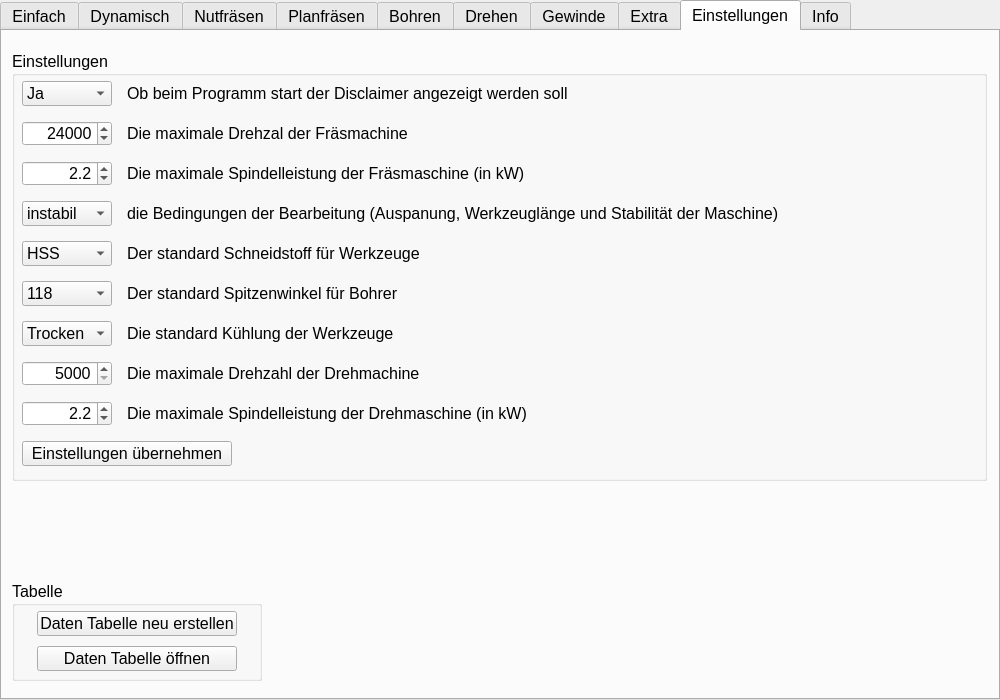
Old version of the form mainwindow.ui in the repository EinRainerZufall/SpaeneRechner.
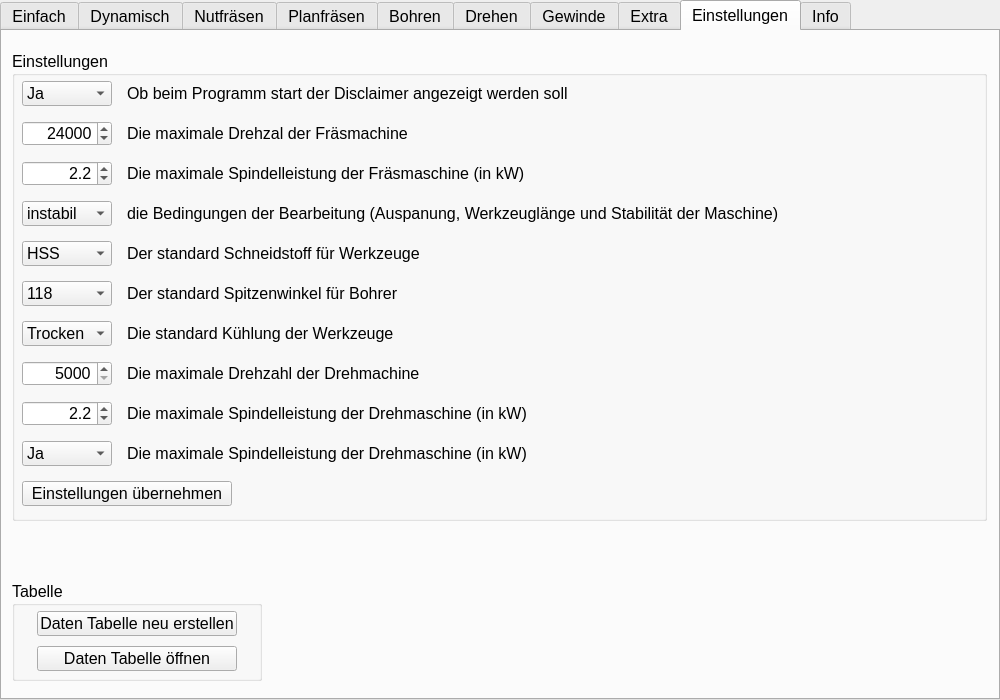
New version of the form. The open tabs and pages were chosen to show the change. Icons and pictures are not drawn.

```diff
--- a/mainwindow.ui
+++ b/mainwindow.ui
@@ -4880,7 +4880,7 @@
         <x>10</x>
         <y>20</y>
         <width>975</width>
-        <height>430</height>
+        <height>470</height>
        </rect>
       </property>
       <property name="title">
@@ -5227,7 +5227,7 @@
        <property name="geometry">
         <rect>
          <x>10</x>
-         <y>390</y>
+         <y>430</y>
          <width>210</width>
          <height>25</height>
         </rect>
@@ -5236,6 +5236,39 @@
         <string>Einstellungen übernehmen</string>
        </property>
       </widget>
+      <widget class="QComboBox" name="autoUpdateIn">
+       <property name="geometry">
+        <rect>
+         <x>10</x>
+         <y>390</y>
+         <width>90</width>
+         <height>25</height>
+        </rect>
+       </property>
+       <item>
+        <property name="text">
+         <string>Ja</string>
+        </property>
+       </item>
+       <item>
+        <property name="text">
+         <string>Nein</string>
+        </property>
+       </item>
+      </widget>
+      <widget class="QLabel" name="label_64">
+       <property name="geometry">
+        <rect>
+         <x>115</x>
+         <y>390</y>
+         <width>855</width>
+         <height>25</height>
+        </rect>
+       </property>
+       <property name="text">
+        <string>Die maximale Spindelleistung der Drehmaschine (in kW)</string>
+       </property>
+      </widget>
      </widget>
      <widget class="QGroupBox" name="groupBox_20">
       <property name="geometry">
```
Left out of the diff: 2 changed lines with no effect on the pictures.
